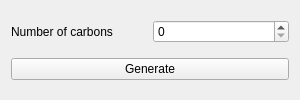
Old version of the form CarbonAlphaGenerator/form/SECarbonAlphaGeneratorAppGUI.ui in the repository INF473S/INF473S-X15.
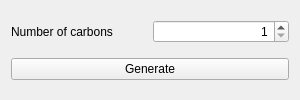
New version of the form.

The edit to the form file:
```diff
--- a/CarbonAlphaGenerator/form/SECarbonAlphaGeneratorAppGUI.ui
+++ b/CarbonAlphaGenerator/form/SECarbonAlphaGeneratorAppGUI.ui
@@ -30,7 +30,17 @@
       </widget>
      </item>
      <item>
-      <widget class="QSpinBox" name="spinBox"/>
+      <widget class="QSpinBox" name="spinBox">
+       <property name="alignment">
+        <set>Qt::AlignRight|Qt::AlignTrailing|Qt::AlignVCenter</set>
+       </property>
+       <property name="minimum">
+        <number>1</number>
+       </property>
+       <property name="maximum">
+        <number>10000</number>
+       </property>
+      </widget>
      </item>
     </layout>
    </item>
```
